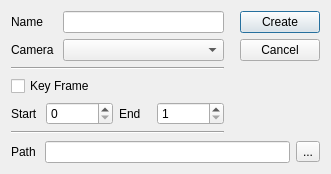
Before: the Qt Designer form ui/form.ui in iceanimations/shot_subm_use_multishot, drawn with Qt 5.
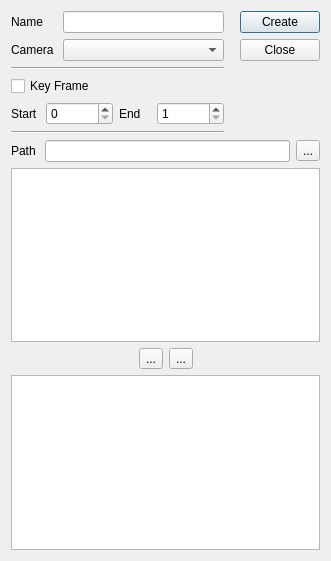
After: the same form once the commit is applied.

```diff
--- a/ui/form.ui
+++ b/ui/form.ui
@@ -7,11 +7,11 @@
     <x>0</x>
     <y>0</y>
     <width>331</width>
-    <height>174</height>
+    <height>561</height>
    </rect>
   </property>
   <property name="sizePolicy">
-   <sizepolicy hsizetype="Preferred" vsizetype="Preferred">
+   <sizepolicy hsizetype="Preferred" vsizetype="Maximum">
     <horstretch>0</horstretch>
     <verstretch>0</verstretch>
    </sizepolicy>
@@ -25,7 +25,7 @@
   <property name="maximumSize">
    <size>
     <width>331</width>
-    <height>174</height>
+    <height>561</height>
    </size>
   </property>
   <property name="windowTitle">
@@ -197,7 +197,7 @@
        <item>
         <widget class="QPushButton" name="cancelButton">
          <property name="text">
-          <string>Cancel</string>
+          <string>Close</string>
          </property>
         </widget>
        </item>
@@ -249,6 +249,60 @@
      </item>
     </layout>
    </item>
+   <item>
+    <widget class="QListWidget" name="selectedLayersBox">
+     <property name="enabled">
+      <bool>true</bool>
+     </property>
+    </widget>
+   </item>
+   <item>
+    <layout class="QHBoxLayout" name="horizontalLayout_6">
+     <item>
+      <spacer name="horizontalSpacer_2">
+       <property name="orientation">
+        <enum>Qt::Horizontal</enum>
+       </property>
+       <property name="sizeHint" stdset="0">
+        <size>
+         <width>40</width>
+         <height>20</height>
+        </size>
+       </property>
+      </spacer>
+     </item>
+     <item>
+      <widget class="QToolButton" name="upButton">
+       <property name="text">
+        <string>...</string>
+       </property>
+      </widget>
+     </item>
+     <item>
+      <widget class="QToolButton" name="downButton">
+       <property name="text">
+        <string>...</string>
+       </property>
+      </widget>
+     </item>
+     <item>
+      <spacer name="horizontalSpacer_3">
+       <property name="orientation">
+        <enum>Qt::Horizontal</enum>
+       </property>
+       <property name="sizeHint" stdset="0">
+        <size>
+         <width>40</width>
+         <height>20</height>
+        </size>
+       </property>
+      </spacer>
+     </item>
+    </layout>
+   </item>
+   <item>
+    <widget class="QListWidget" name="allLayersBox"/>
+   </item>
   </layout>
  </widget>
  <tabstops>
```
Left out of the diff: 12 changed lines with no effect on the pictures.
